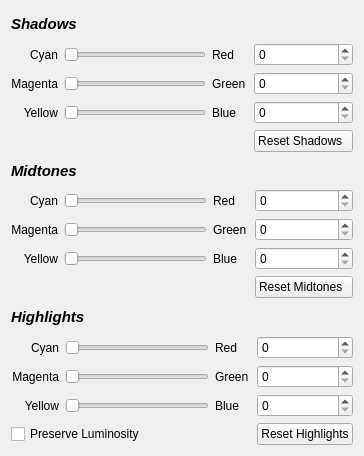
Qt form krita/plugins/filters/colorsfilters/wdg_color_balance.ui (KDE/krita) before a commit.
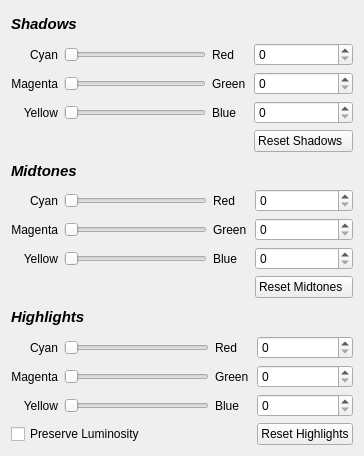
The same form after that commit.

Patch:
```diff
--- a/krita/plugins/filters/colorsfilters/wdg_color_balance.ui
+++ b/krita/plugins/filters/colorsfilters/wdg_color_balance.ui
@@ -248,7 +248,7 @@
      <item row="0" column="0">
       <widget class="QLabel" name="label_10">
        <property name="text">
-        <string>     Cyan</string>
+        <string>Cyan</string>
        </property>
        <property name="alignment">
         <set>Qt::AlignRight|Qt::AlignTrailing|Qt::AlignVCenter</set>
@@ -265,7 +265,7 @@
      <item row="2" column="0">
       <widget class="QLabel" name="label_14">
        <property name="text">
-        <string>    Yellow</string>
+        <string>Yellow</string>
        </property>
        <property name="alignment">
         <set>Qt::AlignRight|Qt::AlignTrailing|Qt::AlignVCenter</set>
```
